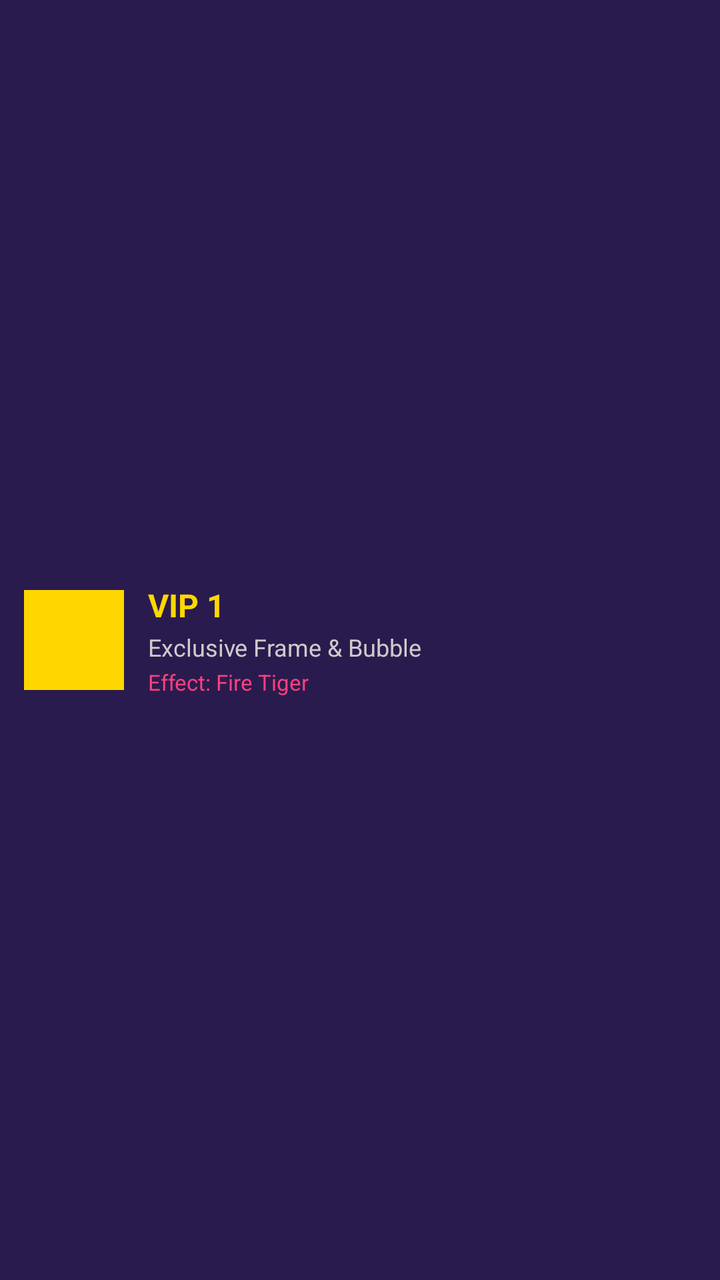
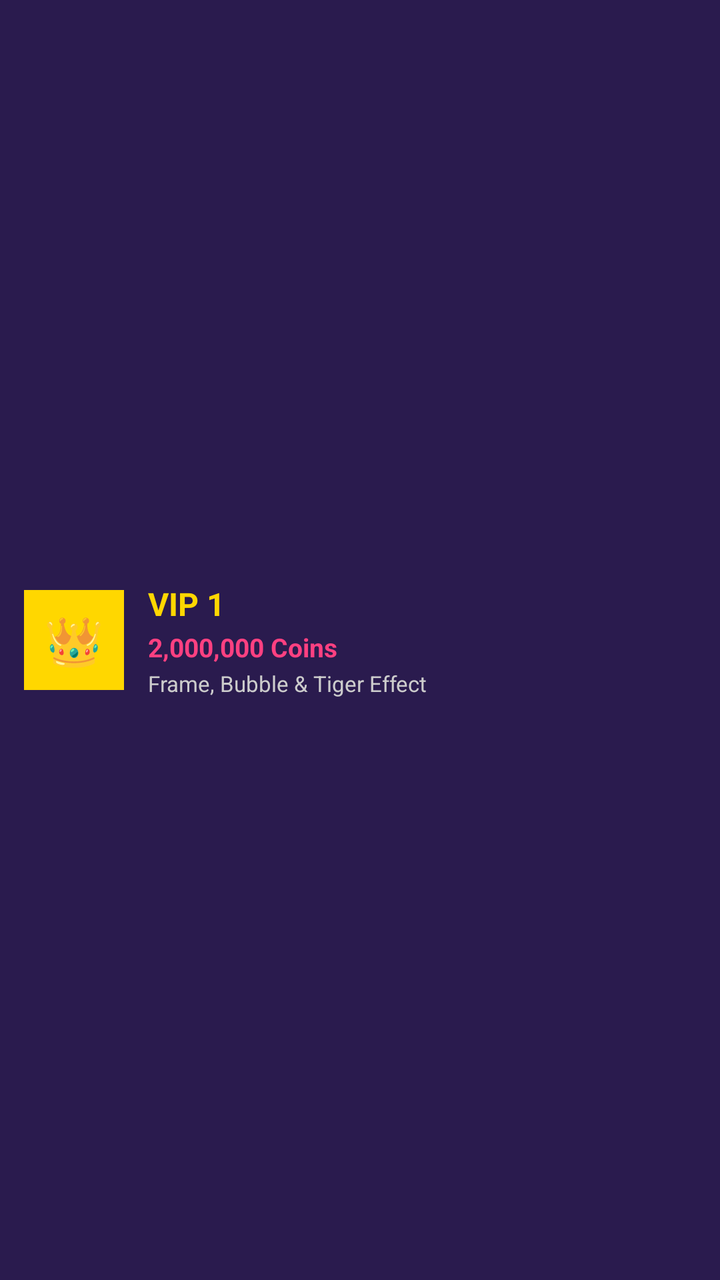

Two renders of the same Android screen: before a commit and after it. Below are the layout's source before the change and the commit's diff.
<!-- AndroidManifest.xml: application theme Theme.SRVoiceChat -->
<!-- res/layout/item_vip_row.xml -->
<?xml version="1.0" encoding="utf-8"?>
<LinearLayout xmlns:android="http://schemas.android.com/apk/res/android"
    android:layout_width="match_parent"
    android:layout_height="wrap_content"
    android:orientation="horizontal"
    android:background="#2A1B4E"
    android:padding="12dp"
    android:layout_marginBottom="8dp">

    
    <ImageView
        android:id="@+id/imgVipBadge"
        android:layout_width="50dp"
        android:layout_height="50dp"
        android:background="#FFD700"
        android:layout_gravity="center_vertical" />

    
    <LinearLayout
        android:layout_width="0dp"
        android:layout_height="wrap_content"
        android:layout_weight="1"
        android:orientation="vertical"
        android:layout_marginStart="12dp"
        android:layout_gravity="center_vertical">

        <TextView
            android:id="@+id/textVipName"
            android:layout_width="match_parent"
            android:layout_height="wrap_content"
            android:text="VIP 1"
            android:textColor="#FFD700"
            android:textSize="16sp"
            android:textStyle="bold" />

        <TextView
            android:id="@+id/textVipLevel"
            android:layout_width="match_parent"
            android:layout_height="wrap_content"
            android:text="Exclusive Frame &amp; Bubble"
            android:textColor="#CCCCCC"
            android:textSize="12sp"
            android:layout_marginTop="2dp" />

        <TextView
            android:id="@+id/textEffect"
            android:layout_width="match_parent"
            android:layout_height="wrap_content"
            android:text="Effect: Fire Tiger"
            android:textColor="#FF4081"
            android:textSize="11sp"
            android:layout_marginTop="2dp" />

    </LinearLayout>

</LinearLayout>
<!-- resources referenced by this layout -->
<resources>
  <style name="Theme.SRVoiceChat" parent="Theme.Material3.DayNight.NoActionBar">
          <item name="colorPrimary">#FF4081</item>
          <item name="android:statusBarColor">#FF4081</item>
          <item name="android:windowLightStatusBar">true</item>
      </style>
</resources>

<!-- the commit's change to res/layout/item_vip_row.xml (unified diff, before → after) -->
@@ -5,15 +5,22 @@
     android:orientation="horizontal"
     android:background="#2A1B4E"
     android:padding="12dp"
-    android:layout_marginBottom="8dp">
+    android:layout_marginBottom="8dp"
+    android:gravity="center_vertical">
 
     
-    <ImageView
-        android:id="@+id/imgVipBadge"
+    <LinearLayout
         android:layout_width="50dp"
         android:layout_height="50dp"
         android:background="#FFD700"
-        android:layout_gravity="center_vertical" />
+        android:gravity="center">
+
+        <TextView
+            android:layout_width="wrap_content"
+            android:layout_height="wrap_content"
+            android:text="👑"
+            android:textSize="24sp" />
+    </LinearLayout>
 
     
     <LinearLayout
@@ -21,8 +28,7 @@
         android:layout_height="wrap_content"
         android:layout_weight="1"
         android:orientation="vertical"
-        android:layout_marginStart="12dp"
-        android:layout_gravity="center_vertical">
+        android:layout_marginStart="12dp">
 
         <TextView
             android:id="@+id/textVipName"
@@ -37,17 +43,18 @@
             android:id="@+id/textVipLevel"
             android:layout_width="match_parent"
             android:layout_height="wrap_content"
-            android:text="Exclusive Frame &amp; Bubble"
-            android:textColor="#CCCCCC"
-            android:textSize="12sp"
+            android:text="2,000,000 Coins"
+            android:textColor="#FF4081"
+            android:textSize="13sp"
+            android:textStyle="bold"
             android:layout_marginTop="2dp" />
 
         <TextView
             android:id="@+id/textEffect"
             android:layout_width="match_parent"
             android:layout_height="wrap_content"
-            android:text="Effect: Fire Tiger"
-            android:textColor="#FF4081"
+            android:text="Frame, Bubble &amp; Tiger Effect"
+            android:textColor="#CCCCCC"
             android:textSize="11sp"
             android:layout_marginTop="2dp" />
 
